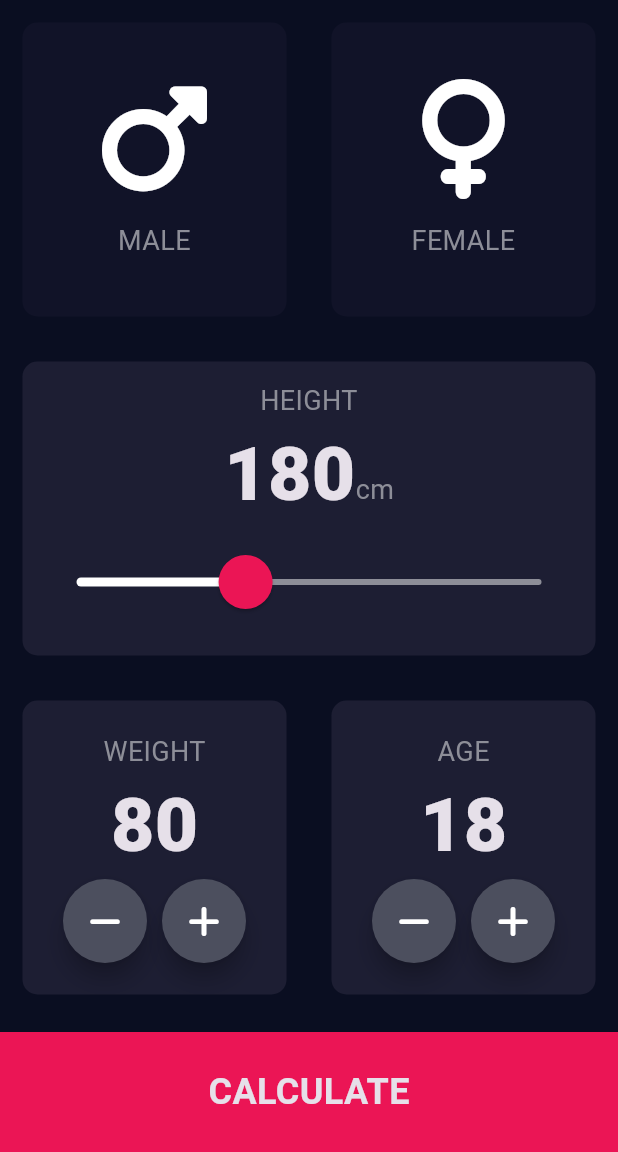
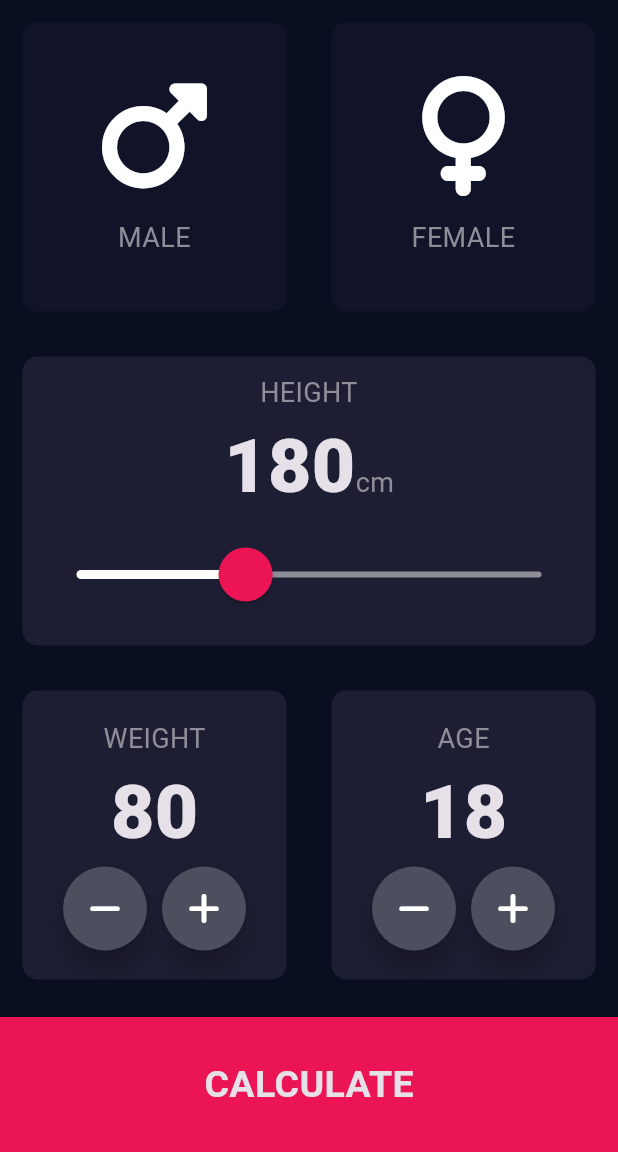
Before and after one commit to Shayboniyshoh/bmi-calculator, a Flutter app: the screen it shows after launch, on a phone screen of 412 x 824 dp, the part 84-1236 px from its top. Run offline on Flutter 3.47's test engine with Material 3 defaults, Android fonts, the phone set to English and light mode, and no system bars; our stand-ins replace font_awesome_flutter.

Commit message:
Refactored the code

```diff
--- /dev/null
+++ b/lib/components/bottom_button.dart
@@ -0,0 +1,34 @@
+import 'package:flutter/material.dart';
+import 'package:bmi_calculator/constans.dart';
+
+class BottomButton extends StatelessWidget {
+  const BottomButton({
+    super.key,
+    this.pageName,
+    required this.onTap,
+    this.buttonTitle,
+  });
+  final String? pageName;
+  final VoidCallback onTap;
+  final String? buttonTitle;
+
+  @override
+  Widget build(BuildContext context) {
+    return GestureDetector(
+      onTap: () => Navigator.pushNamed(context, pageName!),
+      child: Container(
+        height: kBtmContHeight,
+        width: double.infinity,
+        color: kBtmContClr,
+        margin: const EdgeInsets.only(top: 10.0),
+        padding: const EdgeInsets.only(bottom: 20.0, top: 20.0),
+        child: Center(
+          child: Text(
+            buttonTitle!,
+            style: kLargeButtonStyle,
+          ),
+        ),
+      ),
+    );
+  }
+}
--- a/lib/icon_content.dart
+++ b/lib/components/icon_content.dart
@@ -1,5 +1,5 @@
 import 'package:flutter/material.dart';
-import 'constans.dart';
+import 'package:bmi_calculator/constans.dart';
 
 class ChildCard extends StatelessWidget {
   const ChildCard({
--- a/lib/constans.dart
+++ b/lib/constans.dart
@@ -1,6 +1,6 @@
 import 'package:flutter/material.dart';
 
-const kBtmContHeight = 80.0;
+const kBtmContHeight = 90.0;
 const kActiveCardClr = Color(0xFF1D1E33);
 const kInactiveCardClr = Color(0xFF111328);
 const kBtmContClr = Color(0xFFEB1555);
@@ -13,3 +13,20 @@ const kNumberStyle = TextStyle(
   fontSize: 50.0,
   fontWeight: FontWeight.w900,
 );
+const kLargeButtonStyle = TextStyle(
+  fontWeight: FontWeight.bold,
+  fontSize: 25.0,
+);
+const kResultTitleStyle = TextStyle(
+  fontSize: 32.0,
+  fontWeight: FontWeight.bold,
+  color: Colors.green,
+);
+const kResultNumberStyle = TextStyle(
+  fontSize: 100.0,
+  fontWeight: FontWeight.w900,
+);
+const kResultLabelStyle = TextStyle(
+  fontWeight: FontWeight.w500,
+  fontSize: 24.0,
+);
--- a/lib/main.dart
+++ b/lib/main.dart
@@ -1,6 +1,6 @@
-import 'package:bmi_calculator/results_page.dart';
+import 'package:bmi_calculator/screens/results_page.dart';
 import 'package:flutter/material.dart';
-import 'input_page.dart';
+import 'screens/input_page.dart';
 
 void main() => runApp(const BMICalculator());
 
--- a/lib/input_page.dart
+++ b/lib/screens/input_page.dart
@@ -1,9 +1,10 @@
+import 'package:bmi_calculator/components/bottom_button.dart';
 import 'package:flutter/material.dart';
 import 'package:font_awesome_flutter/font_awesome_flutter.dart';
-import 'icon_content.dart';
-import 'reusable_card.dart';
-import 'constans.dart';
-import 'round_icon_button.dart';
+import 'package:bmi_calculator/components/icon_content.dart';
+import 'package:bmi_calculator/components/reusable_card.dart';
+import 'package:bmi_calculator/constans.dart';
+import 'package:bmi_calculator/components/round_icon_button.dart';
 
 enum Gender { male, female }
 
@@ -21,6 +22,7 @@ class _InputPageState extends State<InputPage> {
   int height = 180;
   int weight = 80;
   int age = 18;
+
   @override
   Widget build(BuildContext context) {
     return Scaffold(
@@ -216,23 +218,10 @@ class _InputPageState extends State<InputPage> {
               ],
             ),
           ),
-          GestureDetector(
-            onTap: () => Navigator.pushNamed(context, '/calculate'),
-            child: Container(
-              height: kBtmContHeight,
-              width: double.infinity,
-              color: kBtmContClr,
-              margin: const EdgeInsets.only(top: 10.0),
-              child: const Center(
-                child: Text(
-                  'CALCULATE',
-                  style: TextStyle(
-                    fontWeight: FontWeight.w700,
-                    fontSize: 24.0,
-                  ),
-                ),
-              ),
-            ),
+          BottomButton(
+            pageName: '/calculate',
+            onTap: () {},
+            buttonTitle: 'CALCULATE',
           ),
         ],
       ),
```
Also changed, not shown: lib/results_page.dart (deleted, +0 -21 lines), lib/screens/results_page.dart (added, +61 -0 lines), lib/components/reusable_card.dart (renamed from lib/reusable_card.dart), lib/components/round_icon_button.dart (renamed from lib/round_icon_button.dart).
